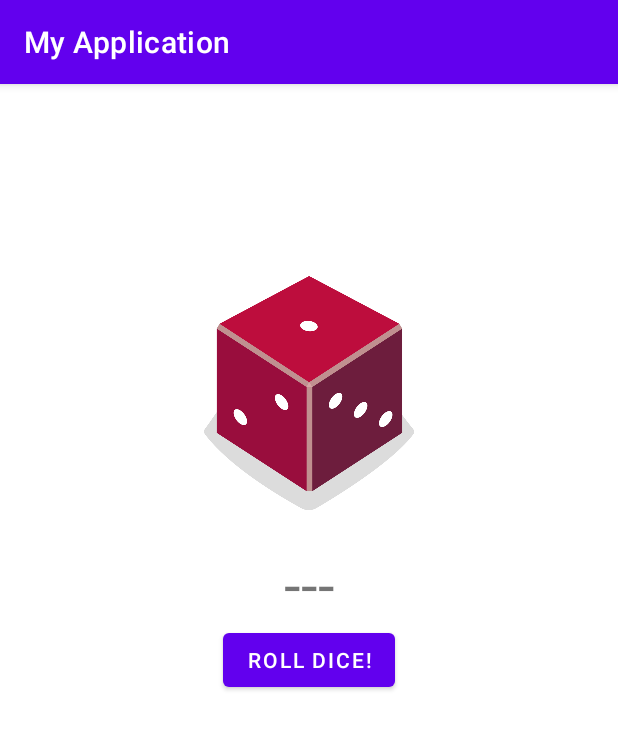
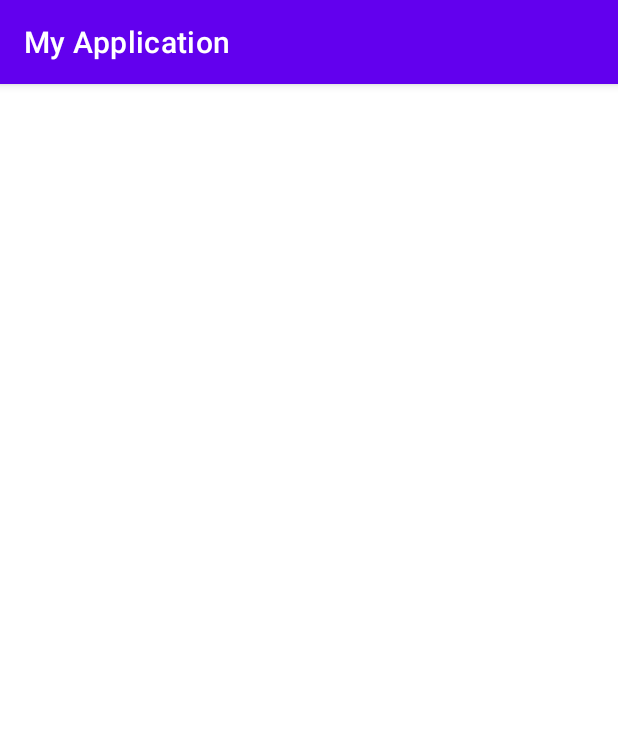
Before and after one commit to shahabsaalami/mft-mashhad-2022-autumn, an Android app: the screen it shows after launch (MainActivity), on a phone screen of 412 x 824 dp. Shown: the top 729 px of the screen. Run offline under Robolectric (Android 15) with nearby library versions, the phone set to English and light mode, and no system bars.

Commit message:
init commit

```diff
--- a/app/src/main/res/layout/activity_main.xml
+++ b/app/src/main/res/layout/activity_main.xml
@@ -6,35 +6,5 @@
     android:layout_height="match_parent"
     tools:context=".MainActivity">
 
-    <TextView
-        android:id="@+id/txtResultView"
-        android:layout_width="wrap_content"
-        android:layout_height="wrap_content"
-        android:text="---"
-        android:textSize="40sp"
-        app:layout_constraintBottom_toTopOf="@+id/buttonDice"
-        app:layout_constraintEnd_toEndOf="parent"
-        app:layout_constraintStart_toStartOf="parent"
-        app:layout_constraintTop_toTopOf="parent"
-        app:layout_constraintVertical_bias="1.0" />
-
-    <Button
-        android:id="@+id/buttonDice"
-        android:layout_width="wrap_content"
-        android:layout_height="wrap_content"
-        android:text="Roll dice!"
-        app:layout_constraintBottom_toBottomOf="parent"
-        app:layout_constraintEnd_toEndOf="parent"
-        app:layout_constraintStart_toStartOf="parent"
-        app:layout_constraintTop_toTopOf="parent" />
-
-    <ImageView
-        android:id="@+id/imgDice"
-        android:layout_width="140dp"
-        android:layout_height="200dp"
-        app:layout_constraintBottom_toTopOf="@+id/txtResultView"
-        app:layout_constraintEnd_toEndOf="parent"
-        app:layout_constraintStart_toStartOf="parent"
-        app:srcCompat="@drawable/dice_1" />
 
 </androidx.constraintlayout.widget.ConstraintLayout>
```
Also changed, not shown: app/src/main/AndroidManifest.xml (+0 -7 lines), app/src/main/java/com/example/myapplication/Dice.kt (deleted, +0 -13 lines), app/src/main/java/com/example/myapplication/MainActivity.kt (+1 -43 lines), app/src/main/java/com/example/myapplication/WinnerActivity.kt (deleted, +0 -11 lines), app/src/main/res/drawable/dice_1.png (deleted), app/src/main/res/drawable/dice_2.png (deleted), app/src/main/res/drawable/dice_3.png (deleted), app/src/main/res/drawable/dice_4.png (deleted), app/src/main/res/drawable/dice_5.png (deleted), app/src/main/res/drawable/dice_6.png (deleted).
